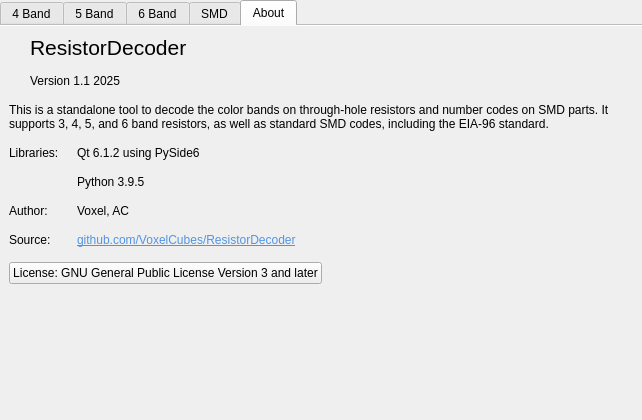
Before: the Qt Designer form ui/resistance_calc.ui in AlfredoCubitos/ResistorEnDeCode, drawn with Qt 5.
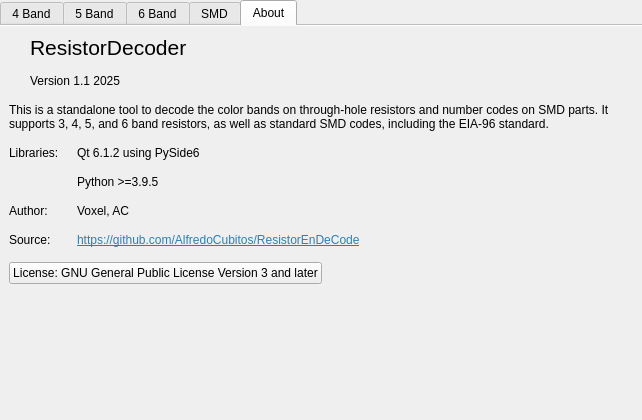
After: the same form once the commit is applied. The open tabs and pages were chosen to show the change. Icons and pictures are not drawn.

Diff of the .ui file:
```diff
--- a/ui/resistance_calc.ui
+++ b/ui/resistance_calc.ui
@@ -1232,7 +1232,7 @@
           <item row="1" column="1">
            <widget class="QLabel" name="label_31">
             <property name="text">
-             <string>Python 3.9.5</string>
+             <string>Python &gt;=3.9.5</string>
             </property>
            </widget>
           </item>
@@ -1267,7 +1267,7 @@
           <item row="3" column="1">
            <widget class="QLabel" name="label_40">
             <property name="text">
-             <string>&lt;html&gt;&lt;head/&gt;&lt;body&gt;&lt;p&gt;&lt;a href=&quot;https://github.com/VoxelCubes/ResistorDecoder&quot;&gt;&lt;span style=&quot; text-decoration: underline; color:#5294e2;&quot;&gt;github.com/VoxelCubes/ResistorDecoder&lt;/span&gt;&lt;/a&gt;&lt;/p&gt;&lt;/body&gt;&lt;/html&gt;</string>
+             <string>&lt;html&gt;&lt;head/&gt;&lt;body&gt;&lt;p&gt;&lt;a href=&quot;https://github.com/AlfredoCubitos/ResistorEnDeCode&quot;&gt;&lt;span style=&quot; text-decoration: underline; color:#2980b9;&quot;&gt;https://github.com/AlfredoCubitos/ResistorEnDeCode&lt;/span&gt;&lt;/a&gt;&lt;/p&gt;&lt;/body&gt;&lt;/html&gt;</string>
             </property>
             <property name="textFormat">
              <enum>Qt::TextFormat::RichText</enum>
```
Left out of the diff: 2 changed lines with no effect on the pictures.
